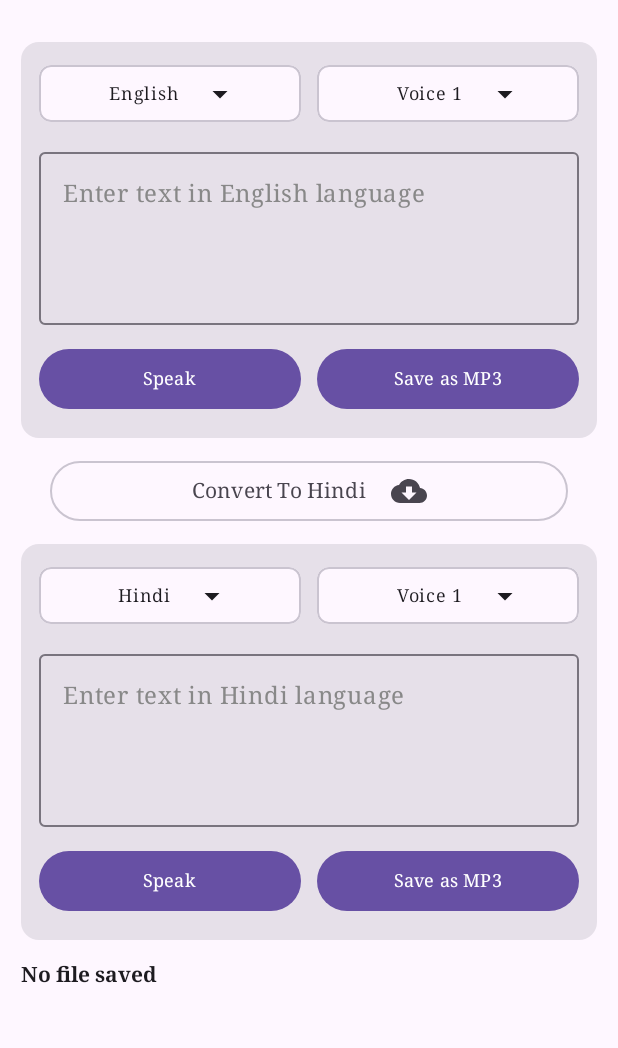
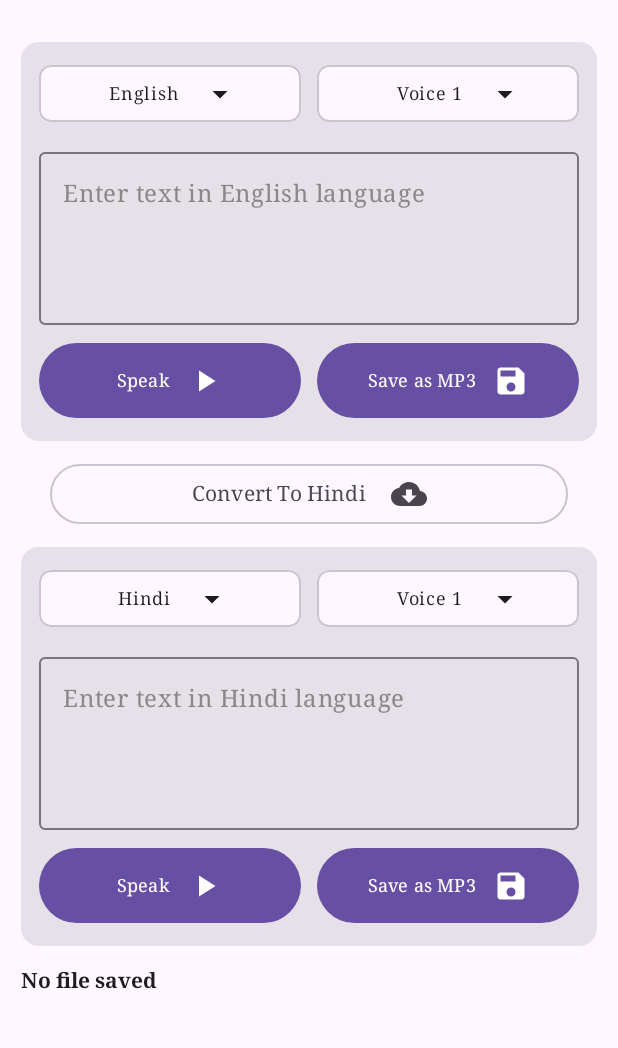
Before and after one commit to Krupal60/HearOut, an Android app built with Jetpack Compose: the screen it shows after launch (MainActivity), on a phone screen of 412 x 824 dp, the part 62-1110 px from its top. Run offline under Robolectric (Android 15) with nearby library versions, the phone set to English and light mode, and no system bars; libraries missing offline, so code that uses them is left out: com.google.mlkit.nl.

Commit message:
MainScreen.kt loading on button click fix and Speak and stop change

```diff
--- a/app/src/main/java/com/hearout/app/domain/OnAction.kt
+++ b/app/src/main/java/com/hearout/app/domain/OnAction.kt
@@ -26,8 +26,8 @@ sealed class OnAction {
     data class ChangeName2(val name: String) : OnAction()
     data class ChangeText(val text: String) : OnAction()
     data class ChangeText2(val text: String) : OnAction()
-    data class IsSpeaking(val speaking: Boolean) : OnAction()
-    data class IsSpeaking2(val speaking: Boolean) : OnAction()
+    data class IsSpeaking(val ttsType: TtsType,val speaking: Boolean) : OnAction()
+    data class IsSpeaking2(val ttsType: TtsType,val speaking: Boolean) : OnAction()
     data class SelectedLanguage(val language: String) : OnAction()
     data class SelectedLanguage2(val language: String) : OnAction()
     data class SelectedVoice(val name: String) : OnAction()
--- /dev/null
+++ b/app/src/main/java/com/hearout/app/domain/TtsType.kt
@@ -0,0 +1,5 @@
+package com.hearout.app.domain
+
+enum class TtsType {
+        TTS1, TTS2
+}
--- a/app/src/main/java/com/hearout/app/view/screens/MainScreen.kt
+++ b/app/src/main/java/com/hearout/app/view/screens/MainScreen.kt
@@ -21,6 +21,9 @@ import androidx.compose.foundation.text.KeyboardOptions
 import androidx.compose.foundation.verticalScroll
 import androidx.compose.material.icons.Icons
 import androidx.compose.material.icons.filled.CloudDownload
+import androidx.compose.material.icons.filled.PlayArrow
+import androidx.compose.material.icons.filled.Save
+import androidx.compose.material.icons.filled.Stop
 import androidx.compose.material3.Button
 import androidx.compose.material3.Card
 import androidx.compose.material3.CircularProgressIndicator
@@ -54,6 +57,7 @@ import androidx.lifecycle.compose.collectAsStateWithLifecycle
 import androidx.lifecycle.viewmodel.compose.viewModel
 import com.hearout.app.R
 import com.hearout.app.domain.OnAction
+import com.hearout.app.domain.TtsType
 import com.hearout.app.view.components.SingleDropDownMenu
 import com.hearout.app.view.components.SingleDropDownMenu2
 import com.hearout.app.view.components.ssp
@@ -63,6 +67,7 @@ import kotlinx.coroutines.CoroutineScope
 import kotlinx.coroutines.Dispatchers
 import kotlinx.coroutines.launch
 import java.io.File
+import java.util.Locale
 
 
 data class MainScreenState(
@@ -92,7 +97,7 @@ data class MainScreenState(
 
 @Composable
 fun MainScreenImpl(viewModel: TTSViewModel = viewModel()) {
-    val mainState = viewModel.mainState.collectAsStateWithLifecycle()
+    val mainState = viewModel.mainState.collectAsStateWithLifecycle(lifecycleOwner = androidx.compose.ui.platform.LocalLifecycleOwner.current)
     MainScreen(mainState, viewModel::onActionTTS)
 }
 
@@ -192,8 +197,8 @@ fun MainScreen(mainState: State<MainScreenState>, onActionTTS: (OnAction) -> Uni
 
             LaunchedEffect(Unit) {
                 CoroutineScope(Dispatchers.Main).launch {
-                    onActionTTS(OnAction.OnGetVoices("en", "IN"))
-                    onActionTTS(OnAction.OnGetVoices2("hi", "IN"))
+                    onActionTTS(OnAction.OnGetVoices("en", Locale.getDefault().country))
+                    onActionTTS(OnAction.OnGetVoices2("hi", Locale.getDefault().country))
                 }
             }
 
@@ -304,24 +309,37 @@ fun MainScreen(mainState: State<MainScreenState>, onActionTTS: (OnAction) -> Uni
                                             mainState.value.voiceName
                                         )
                                     )
-                                    onActionTTS(OnAction.IsSpeaking(true))
+                                    onActionTTS(OnAction.IsSpeaking(TtsType.TTS1,true))
                                 } else {
                                     onActionTTS(OnAction.Stop)
                                     loading.value = false
-                                    onActionTTS(OnAction.IsSpeaking(false))
+                                    onActionTTS(OnAction.IsSpeaking(TtsType.TTS1,false))
                                 }
                             }, modifier = Modifier
                                 .weight(1f)
+                                .height(50.dp)
                                 .padding(end = 5.dp)
                         ) {
+                            Row(verticalAlignment = Alignment.CenterVertically,
+                                horizontalArrangement = Arrangement.SpaceEvenly) {
                                 Text(
-                                if (mainState.value.isSpeaking) "Reset" else "Speak",
+                                    if (mainState.value.isSpeaking) "Stop" else "Speak",
                                     fontSize = 12.ssp,
                                     fontFamily = FontFamily.Serif
                                 )
+                                Spacer(modifier = Modifier.padding(horizontal = 5.dp))
+                                Icon(
+                                    imageVector = if (mainState.value.isSpeaking)  Icons.Default.Stop else Icons.Default.PlayArrow  ,
+                                    contentDescription = if (mainState.value.isSpeaking) "Stop" else "Speak")
+
                                 AnimatedVisibility(visible = loading.value) {
-                                CircularProgressIndicator(color = MaterialTheme.colorScheme.inverseOnSurface,
-                                    modifier = Modifier.size(20.dp))
+                                    CircularProgressIndicator(
+                                        color = MaterialTheme.colorScheme.inverseOnSurface,
+                                        modifier = Modifier
+                                            .size(30.dp)
+                                            .padding(start = 8.dp)
+                                    )
+                                }
                             }
                         }
 
@@ -337,15 +355,23 @@ fun MainScreen(mainState: State<MainScreenState>, onActionTTS: (OnAction) -> Uni
 
                             }, modifier = Modifier
                                 .weight(1f)
+                                .height(50.dp)
                                 .imePadding()
                                 .padding(start = 5.dp)
 
+                        ) {
+                            Row(
+                                verticalAlignment = Alignment.CenterVertically,
+                                horizontalArrangement = Arrangement.SpaceEvenly
                             ) {
                                 Text(
                                     "Save as MP3",
                                     fontSize = 12.ssp,
                                     fontFamily = FontFamily.Serif
                                 )
+                                Spacer(modifier = Modifier.padding(horizontal = 5.dp))
+                                Icon(imageVector = Icons.Default.Save, contentDescription = "Save")
+                            }
                         }
                     }
                 }
@@ -490,6 +516,10 @@ fun MainScreen(mainState: State<MainScreenState>, onActionTTS: (OnAction) -> Uni
                                     Toast.makeText(context, "Enter text", Toast.LENGTH_SHORT).show()
                                     return@Button
                                 }
+                                if (!Utils.isNetworkAvailable(context = context)) {
+                                    Toast.makeText(context, "Need Internet Connection", Toast.LENGTH_SHORT).show()
+                                    return@Button
+                                }
                                 if (!mainState.value.isSpeaking2 && !loading2.value) {
                                     loading2.value = true
                                     onActionTTS(
@@ -500,25 +530,38 @@ fun MainScreen(mainState: State<MainScreenState>, onActionTTS: (OnAction) -> Uni
                                             mainState.value.voiceName2
                                         )
                                     )
-                                    onActionTTS(OnAction.IsSpeaking2(true))
+                                    onActionTTS(OnAction.IsSpeaking2(TtsType.TTS2, true))
 
                                 } else {
                                     onActionTTS(OnAction.Stop2)
                                     loading2.value = false
-                                    onActionTTS(OnAction.IsSpeaking2(false))
+                                    onActionTTS(OnAction.IsSpeaking2(TtsType.TTS2,false))
                                 }
                             }, modifier = Modifier
                                 .weight(1f)
+                                .height(50.dp)
                                 .padding(end = 5.dp)
                         ) {
+                            Row(verticalAlignment = Alignment.CenterVertically,
+                                horizontalArrangement = Arrangement.SpaceEvenly) {
                                 Text(
-                                if (mainState.value.isSpeaking2) "Reset" else "Speak",
+                                    if (mainState.value.isSpeaking2) "Stop" else "Speak",
                                     fontSize = 12.ssp,
                                     fontFamily = FontFamily.Serif
                                 )
+                                Spacer(modifier = Modifier.padding(horizontal = 5.dp))
+                                Icon(imageVector = if (mainState.value.isSpeaking2)  Icons.Default.Stop else Icons.Default.PlayArrow  ,
+                                    contentDescription = if (mainState.value.isSpeaking) "Stop" else "Speak")
+
                                 AnimatedVisibility(loading2.value) {
-                                CircularProgressIndicator(color = MaterialTheme.colorScheme.inverseOnSurface,
-                                    modifier = Modifier.size(20.dp) )
+                                    CircularProgressIndicator(
+                                        color = MaterialTheme.colorScheme.inverseOnSurface,
+                                        modifier = Modifier
+                                            .size(30.dp)
+                                            .padding(start = 8.dp)
+                                    )
+
+                                }
                             }
                         }
 
@@ -534,14 +577,22 @@ fun MainScreen(mainState: State<MainScreenState>, onActionTTS: (OnAction) -> Uni
 
                             }, modifier = Modifier
                                 .weight(1f)
+                                .height(50.dp)
                                 .padding(start = 5.dp)
 
+                        ) {
+                            Row(
+                                verticalAlignment = Alignment.CenterVertically,
+                                horizontalArrangement = Arrangement.SpaceEvenly
                             ) {
                                 Text(
                                     "Save as MP3",
                                     fontSize = 12.ssp,
                                     fontFamily = FontFamily.Serif
                                 )
+                                Spacer(modifier = Modifier.padding(horizontal = 5.dp))
+                                Icon(imageVector = Icons.Default.Save, contentDescription = "Save")
+                            }
                         }
                     }
                 }
```
Also changed, not shown: app/build.gradle.kts (+13 -13 lines), app/src/main/AndroidManifest.xml (+7 -1 lines), app/src/main/java/com/hearout/app/data/model/TTS.kt (+9 -0 lines), app/src/main/java/com/hearout/app/viewmodel/TTSViewModel.kt (+154 -46 lines). Lines whose indentation alone changed are shown as unchanged.
